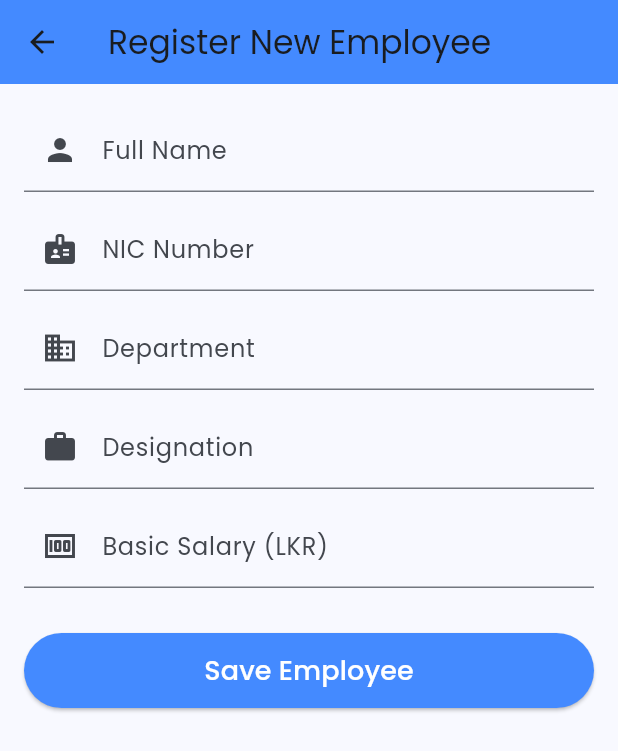
After one commit to PiuminiRash/Smart-Employee-Manager, a Flutter app: the screen it shows after launch, after a tap on the "add" icon, on a phone screen of 412 x 824 dp. The commit adds this screen. Shown: the top 751 px of the screen. Run offline on Flutter 3.47's test engine with Material 3 defaults, Android fonts, the phone set to English and light mode, and no system bars; our stand-ins replace google_fonts; network calls fail.

Commit message:
employee add update delete complete

```diff
--- /dev/null
+++ b/devtools_options.yaml
@@ -0,0 +1,3 @@
+description: This file stores settings for Dart & Flutter DevTools.
+documentation: https://docs.flutter.dev/tools/devtools/extensions#configure-extension-enablement-states
+extensions:
--- a/lib/models/employee.dart
+++ b/lib/models/employee.dart
@@ -1,25 +1,39 @@
 class Employee {
   final String? id;
+  final String nic;
   final String name;
   final String department;
   final String designation;
+  final double salary; // Salary එක double එකක් විදියට ගන්නවා
 
-  Employee({this.id, required this.name, required this.department, required this.designation});
+  Employee({
+    this.id,
+    required this.nic,
+    required this.name,
+    required this.department,
+    required this.designation,
+    required this.salary,
+  });
 
   factory Employee.fromJson(Map<String, dynamic> json) {
     return Employee(
       id: json['id'],
-      name: json['name'],
-      department: json['department'],
-      designation: json['designation'] ?? 'Staff',
+      nic: json['nic'] ?? '',
+      name: json['name'] ?? '',
+      department: json['department'] ?? '',
+      designation: json['designation'] ?? '',
+      // String එකක් විදියට ආවොත් double වලට convert කරනවා
+      salary: double.tryParse(json['salary'].toString()) ?? 0.0,
     );
   }
 
   Map<String, dynamic> toJson() {
     return {
+      'nic': nic,
       'name': name,
       'department': department,
       'designation': designation,
+      'salary': salary,
     };
   }
 }
--- a/lib/services/api_service.dart
+++ b/lib/services/api_service.dart
@@ -3,21 +3,21 @@ import 'package:http/http.dart' as http;
 import '../models/employee.dart';
 
 class ApiService {
-  // Oyaage MockAPI endpoint URL eka methanata paste karanna
-  static const String baseUrl = 'https://663f2552e3a73321.mockapi.io/employees';
+  // Oyaage MockAPI link eka methanata danna
+  static const String baseUrl = 'https://6a021ba70d92f63dd2535650.mockapi.io/employeemanager/employee';
 
-  // 1. Get All Employees
+  // 1. READ (Get all employees)
   Future<List<Employee>> getEmployees() async {
     final response = await http.get(Uri.parse(baseUrl));
     if (response.statusCode == 200) {
       List data = json.decode(response.body);
       return data.map((item) => Employee.fromJson(item)).toList();
     } else {
-      throw Exception('Failed to load employees');
+      throw Exception('Data load kireema failed!');
     }
   }
 
-  // 2. Add New Employee
+  // 2. CREATE (Add new employee)
   Future<bool> addEmployee(Employee employee) async {
     final response = await http.post(
       Uri.parse(baseUrl),
@@ -26,4 +26,20 @@ class ApiService {
     );
     return response.statusCode == 201;
   }
+
+  // 3. UPDATE (Edit employee)
+  Future<bool> updateEmployee(String id, Employee employee) async {
+    final response = await http.put(
+      Uri.parse('$baseUrl/$id'),
+      headers: {'Content-Type': 'application/json'},
+      body: json.encode(employee.toJson()),
+    );
+    return response.statusCode == 200;
+  }
+
+  // 4. DELETE (Remove employee)
+  Future<bool> deleteEmployee(String id) async {
+    final response = await http.delete(Uri.parse('$baseUrl/$id'));
+    return response.statusCode == 200;
+  }
 }
--- a/lib/view_models/employee_view_model.dart
+++ b/lib/view_models/employee_view_model.dart
@@ -1,15 +1,76 @@
 import 'package:flutter/material.dart';
 import '../models/employee.dart';
+import '../services/api_service.dart';
 
 class EmployeeViewModel extends ChangeNotifier {
+  final ApiService _apiService = ApiService();
   List<Employee> _employees = [];
   bool _isLoading = false;
 
   List<Employee> get employees => _employees;
   bool get isLoading => _isLoading;
 
-  // Danata meka empty thiyamu, error nathuwa inna
-  void fetchEmployees() {
+  // --- API Methods ---
+
+  Future<void> fetchEmployees() async {
+    _isLoading = true;
     notifyListeners();
+    try {
+      _employees = await _apiService.getEmployees();
+    } catch (e) {
+      debugPrint("Error fetching: ${e.toString()}");
+    } finally {
+      _isLoading = false;
+      notifyListeners();
+    }
+  }
+
+  Future<void> addEmployee(Employee employee) async {
+    _isLoading = true;
+    notifyListeners();
+    try {
+      bool success = await _apiService.addEmployee(employee);
+      if (success) await fetchEmployees();
+    } finally {
+      _isLoading = false;
+      notifyListeners();
+    }
+  }
+
+  Future<void> deleteEmployee(String id) async {
+    bool success = await _apiService.deleteEmployee(id);
+    if (success) {
+      _employees.removeWhere((emp) => emp.id == id);
+      notifyListeners();
+    }
+  }
+
+  Future<void> updateEmployee(String id, Employee employee) async {
+    bool success = await _apiService.updateEmployee(id, employee);
+    if (success) {
+      await fetchEmployees();
+    }
+  }
+
+  // --- Payroll Calculation Logic (Sri Lankan Standards) ---
+
+  // Sevekayaage vatupen 8% k EPF valata adu wenava
+  double calculateEmployeeEPF(double basicSalary) {
+    return basicSalary * 0.08;
+  }
+
+  // Ayathanaya (Company) visin 12% k EPF valata saha 3% k ETF valata gewanava
+  double calculateCompanyContribution(double basicSalary) {
+    return basicSalary * 0.15; // 12% + 3%
+  }
+
+  // Sevekayaata athata labena vatupa (Net Salary)
+  double calculateNetSalary(double basicSalary) {
+    return basicSalary - calculateEmployeeEPF(basicSalary);
+  }
+
+  // Dashboard ekata ona wena Total Salary Cost eka (Okkoma employeeslata yana wiyadama)
+  double getTotalPayrollCost() {
+    return _employees.fold(0, (sum, emp) => sum + emp.salary);
   }
 }
--- /dev/null
+++ b/lib/views/add_employee_screen.dart
@@ -0,0 +1,152 @@
+import 'package:flutter/material.dart';
+import 'package:provider/provider.dart';
+import '../models/employee.dart';
+import '../view_models/employee_view_model.dart';
+
+class AddEmployeeScreen extends StatefulWidget {
+  final Employee? employee;
+
+  const AddEmployeeScreen({super.key, this.employee});
+
+  @override
+  State<AddEmployeeScreen> createState() => _AddEmployeeScreenState();
+}
+
+class _AddEmployeeScreenState extends State<AddEmployeeScreen> {
+  late TextEditingController _nameController;
+  late TextEditingController _deptController;
+  late TextEditingController _designationController;
+  late TextEditingController _nicController;     // Aluth
+  late TextEditingController _salaryController;  // Aluth
+
+  @override
+  void initState() {
+    super.initState();
+    _nameController = TextEditingController(text: widget.employee?.name ?? '');
+    _deptController = TextEditingController(text: widget.employee?.department ?? '');
+    _designationController = TextEditingController(text: widget.employee?.designation ?? '');
+    _nicController = TextEditingController(text: widget.employee?.nic ?? '');
+    _salaryController = TextEditingController(text: widget.employee?.salary.toString() ?? '');
+  }
+
+  @override
+  void dispose() {
+    _nameController.dispose();
+    _deptController.dispose();
+    _designationController.dispose();
+    _nicController.dispose();
+    _salaryController.dispose();
+    super.dispose();
+  }
+
+  // NIC Validation Logic
+  bool isValidNIC(String nic) {
+    RegExp oldNIC = RegExp(r'^[0-9]{9}[vVxX]$'); // 9 digits + V/X
+    RegExp newNIC = RegExp(r'^[0-9]{12}$');      // 12 digits
+    return oldNIC.hasMatch(nic) || newNIC.hasMatch(nic);
+  }
+
+  @override
+  Widget build(BuildContext context) {
+    bool isEdit = widget.employee != null;
+
+    return Scaffold(
+      appBar: AppBar(
+        title: Text(isEdit ? 'Edit Employee Profile' : 'Register New Employee'),
+        backgroundColor: Colors.blueAccent,
+      ),
+      body: SingleChildScrollView( // Keyboard eka enakota scroll wenna
+        padding: const EdgeInsets.all(16.0),
+        child: Column(
+          children: [
+            TextField(
+              controller: _nameController,
+              decoration: const InputDecoration(labelText: 'Full Name', prefixIcon: Icon(Icons.person)),
+            ),
+            const SizedBox(height: 10),
+            TextField(
+              controller: _nicController,
+              decoration: const InputDecoration(
+                labelText: 'NIC Number',
+                hintText: 'e.g. 951234567V or 199512345678',
+                prefixIcon: Icon(Icons.badge),
+              ),
+            ),
+            const SizedBox(height: 10),
+            TextField(
+              controller: _deptController,
+              decoration: const InputDecoration(labelText: 'Department', prefixIcon: Icon(Icons.business)),
+            ),
+            const SizedBox(height: 10),
+            TextField(
+              controller: _designationController,
+              decoration: const InputDecoration(labelText: 'Designation', prefixIcon: Icon(Icons.work)),
+            ),
+            const SizedBox(height: 10),
+            TextField(
+              controller: _salaryController,
+              keyboardType: TextInputType.number,
+              decoration: const InputDecoration(
+                labelText: 'Basic Salary (LKR)',
+                prefixIcon: Icon(Icons.money),
+                prefixText: 'Rs. ',
+              ),
+            ),
+            const SizedBox(height: 30),
+            SizedBox(
+              width: double.infinity,
+              height: 50,
+              child: ElevatedButton(
+                style: ElevatedButton.styleFrom(backgroundColor: Colors.blueAccent),
+                onPressed: () async {
+                  String nic = _nicController.text.trim();
+
+                  // Validation Check
+                  if (_nameController.text.isEmpty || nic.isEmpty || _salaryController.text.isEmpty) {
+                    _showSnackBar('Please fill all required fields', Colors.orange);
+                    return;
+                  }
+
+                  if (!isValidNIC(nic)) {
+                    _showSnackBar('Invalid NIC format!', Colors.red);
+                    return;
+                  }
+
+                  final empData = Employee(
+                    id: widget.employee?.id,
+                    nic: nic,
+                    name: _nameController.text,
+                    department: _deptController.text,
+                    designation: _designationController.text,
+                    salary: double.tryParse(_salaryController.text) ?? 0.0,
+                  );
+
+                  final viewModel = Provider.of<EmployeeViewModel>(context, listen: false);
+
+                  if (isEdit) {
+                    await viewModel.updateEmployee(widget.employee!.id!, empData);
+                    _showSnackBar('Employee updated successfully', Colors.green);
+                  } else {
+                    await viewModel.addEmployee(empData);
+                    _showSnackBar('Employee added successfully', Colors.green);
+                  }
+
+                  if (!context.mounted) return;
+                  Navigator.pop(context);
+                },
+                child: Text(isEdit ? 'Update Profile' : 'Save Employee',
+                    style: const TextStyle(fontSize: 18, color: Colors.white)),
+              ),
+            )
+          ],
+        ),
+      ),
+    );
+  }
+
+  void _showSnackBar(String message, Color color) {
+    ScaffoldMessenger.of(context).showSnackBar(
+      SnackBar(content: Text(message), backgroundColor: color),
+    );
+  }
+}
--- a/lib/views/home_screen.dart
+++ b/lib/views/home_screen.dart
@@ -1,13 +1,128 @@
 import 'package:flutter/material.dart';
+import 'package:provider/provider.dart';
+import '../view_models/employee_view_model.dart';
+import 'add_employee_screen.dart';
 
-class HomeScreen extends StatelessWidget {
+class HomeScreen extends StatefulWidget {
   const HomeScreen({super.key});
 
   @override
+  State<HomeScreen> createState() => _HomeScreenState();
+}
+
+class _HomeScreenState extends State<HomeScreen> {
+  @override
+  void initState() {
+    super.initState();
+    // App eka open weddima data fetch karanna
+    Future.microtask(() =>
+        Provider.of<EmployeeViewModel>(context, listen: false).fetchEmployees());
+  }
+
+  @override
   Widget build(BuildContext context) {
+    // ViewModel eka kiyawanna
+    final viewModel = context.watch<EmployeeViewModel>();
+
     return Scaffold(
-      appBar: AppBar(title: const Text('Smart Employee Manager')),
-      body: const Center(child: Text('Welcome to Employee Manager')),
+      backgroundColor: Colors.grey[100],
+      appBar: AppBar(
+        title: const Text('Smart Employee Manager',
+            style: TextStyle(fontWeight: FontWeight.bold, color: Colors.white)),
+        backgroundColor: Colors.blueAccent,
+        elevation: 0,
+        actions: [
+          IconButton(
+            icon: const Icon(Icons.refresh, color: Colors.white),
+            onPressed: () => viewModel.fetchEmployees(),
+          ),
+        ],
+      ),
+      body: viewModel.isLoading
+          ? const Center(child: CircularProgressIndicator())
+          : viewModel.employees.isEmpty
+          ? const Center(
+          child: Text('No Employees Found.\nClick + to add one!',
+              textAlign: TextAlign.center,
+              style: TextStyle(fontSize: 16, color: Colors.grey)))
+          : ListView.builder(
+        padding: const EdgeInsets.all(10),
+        itemCount: viewModel.employees.length,
+        itemBuilder: (context, index) {
+          final employee = viewModel.employees[index];
+          return Card(
+            elevation: 3,
+            shape: RoundedRectangleBorder(
+              borderRadius: BorderRadius.circular(12),
+            ),
+            margin: const EdgeInsets.only(bottom: 12),
+            child: ListTile(
+              contentPadding: const EdgeInsets.symmetric(horizontal: 16, vertical: 8),
+              onTap: () {
+                // Update/Edit feature: Card eka click kalama Edit screen ekata yanawa
+                Navigator.push(
+                  context,
+                  MaterialPageRoute(
+                    builder: (context) => AddEmployeeScreen(employee: employee),
+                  ),
+                );
+              },
+              leading: CircleAvatar(
+                // Error fix: withValues pavichchi kala
+                backgroundColor: Colors.blueAccent.withValues(alpha: 0.1),
+                child: Text(employee.name[0].toUpperCase(),
+                    style: const TextStyle(color: Colors.blueAccent, fontWeight: FontWeight.bold)),
+              ),
+              title: Text(employee.name,
+                  style: const TextStyle(fontWeight: FontWeight.bold, fontSize: 16)),
+              subtitle: Column(
+                crossAxisAlignment: CrossAxisAlignment.start,
+                children: [
+                  const SizedBox(height: 4),
+                  Text(employee.designation, style: const TextStyle(color: Colors.black87)),
+                  Text(employee.department, style: const TextStyle(fontSize: 12, color: Colors.grey)),
+                ],
+              ),
+              trailing: IconButton(
+                icon: const Icon(Icons.delete_outline, color: Colors.redAccent),
+                onPressed: () {
+                  _showDeleteDialog(context, viewModel, employee.id!);
+                },
+              ),
+            ),
+          );
+        },
+      ),
+      floatingActionButton: FloatingActionButton(
+        backgroundColor: Colors.blueAccent,
+        onPressed: () {
+          Navigator.push(
+            context,
+            MaterialPageRoute(builder: (context) => const AddEmployeeScreen()),
+          );
+        },
+        child: const Icon(Icons.add, color: Colors.white),
+      ),
+    );
+  }
+
+  void _showDeleteDialog(BuildContext context, EmployeeViewModel viewModel, String id) {
+    showDialog(
+      context: context,
+      builder: (context) => AlertDialog(
+        title: const Text('Confirm Delete'),
+        content: const Text('Are you sure you want to remove this employee?'),
+        actions: [
+          TextButton(onPressed: () => Navigator.pop(context), child: const Text('Cancel')),
+          TextButton(
+            onPressed: () async {
+              await viewModel.deleteEmployee(id);
+              if (context.mounted) Navigator.pop(context);
+            },
+            child: const Text('Delete', style: TextStyle(color: Colors.red)),
+          ),
+        ],
+      ),
     );
   }
 }
```
